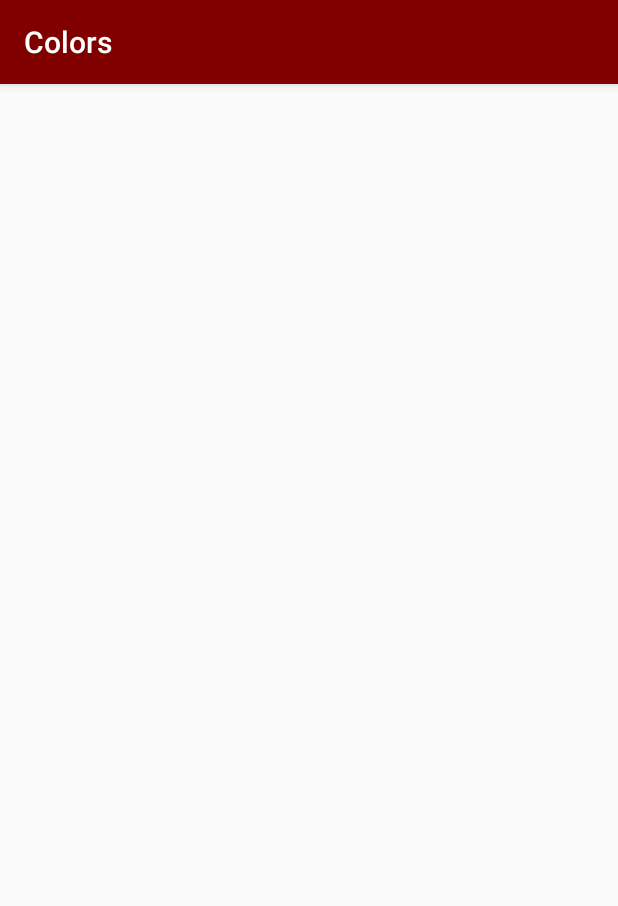
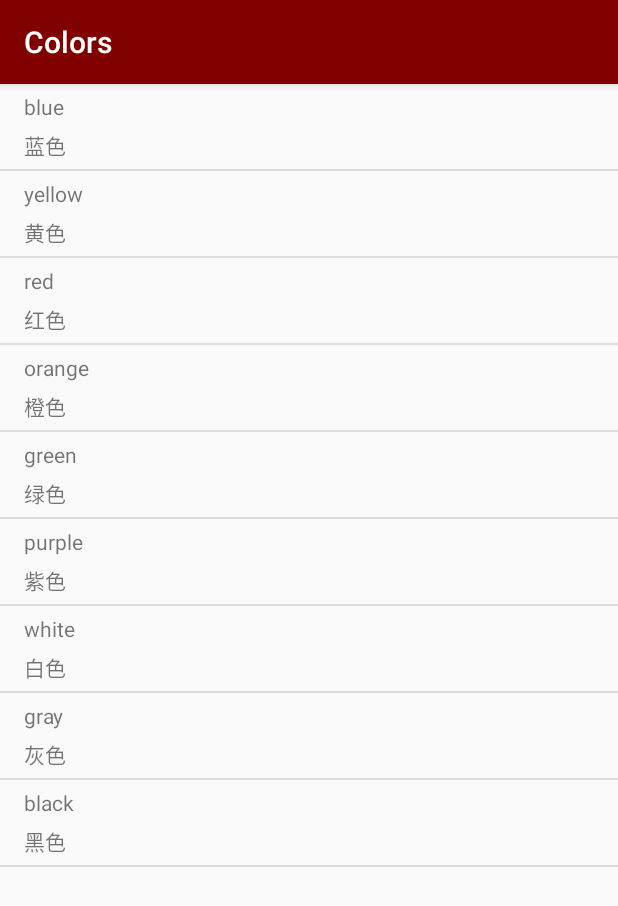
Before and after one commit to ConnieJChi/ChineseLearner, an Android app: the ColorsActivity screen opened directly, with no data from a screen before it, on a phone screen of 412 x 824 dp. Shown: the top 906 px of the screen. Run offline under Robolectric (Android 15) with nearby library versions, the phone set to English and light mode, and no system bars.

Commit message:
Added colors.

```diff
--- a/app/src/main/java/com/example/android/chineselearner/ColorsActivity.java
+++ b/app/src/main/java/com/example/android/chineselearner/ColorsActivity.java
@@ -3,6 +3,10 @@ package com.example.android.chineselearner;
 import android.support.v7.app.AppCompatActivity;
 import android.os.Bundle;
 import android.util.Log;
+import android.view.View;
+import android.widget.ListView;
+
+import java.util.ArrayList;
 
 public class ColorsActivity extends AppCompatActivity {
 
@@ -11,6 +15,21 @@ public class ColorsActivity extends AppCompatActivity {
         super.onCreate(savedInstanceState);
         setContentView(R.layout.activity_colors);
 
+        ArrayList<Word> colors = new ArrayList<>();
+
+        colors.add(new Word("blue", "蓝色"));
+        colors.add(new Word("yellow", "黄色"));
+        colors.add(new Word("red", "红色"));
+        colors.add(new Word("orange","橙色"));
+        colors.add(new Word("green", "绿色"));
+        colors.add(new Word("purple", "紫色"));
+        colors.add(new Word("white", "白色"));
+        colors.add(new Word("gray", "灰色"));
+        colors.add(new Word("black", "黑色"));
+
+        WordAdapter colorsAdapt = new WordAdapter(this, colors);
+        ListView listView = findViewById(R.id.layout);
+        listView.setAdapter(colorsAdapt);
 
     }
 }
--- a/app/src/main/res/layout/activity_colors.xml
+++ b/app/src/main/res/layout/activity_colors.xml
@@ -1,5 +1,5 @@
 <?xml version="1.0" encoding="utf-8"?>
-<LinearLayout xmlns:android="http://schemas.android.com/apk/res/android"
+<ListView xmlns:android="http://schemas.android.com/apk/res/android"
     android:id="@+id/layout"
     xmlns:app="http://schemas.android.com/apk/res-auto"
     xmlns:tools="http://schemas.android.com/tools"
@@ -8,4 +8,4 @@
     tools:context=".ColorsActivity"
     android:orientation = "vertical">
 
-</LinearLayout>
+</ListView>
```
